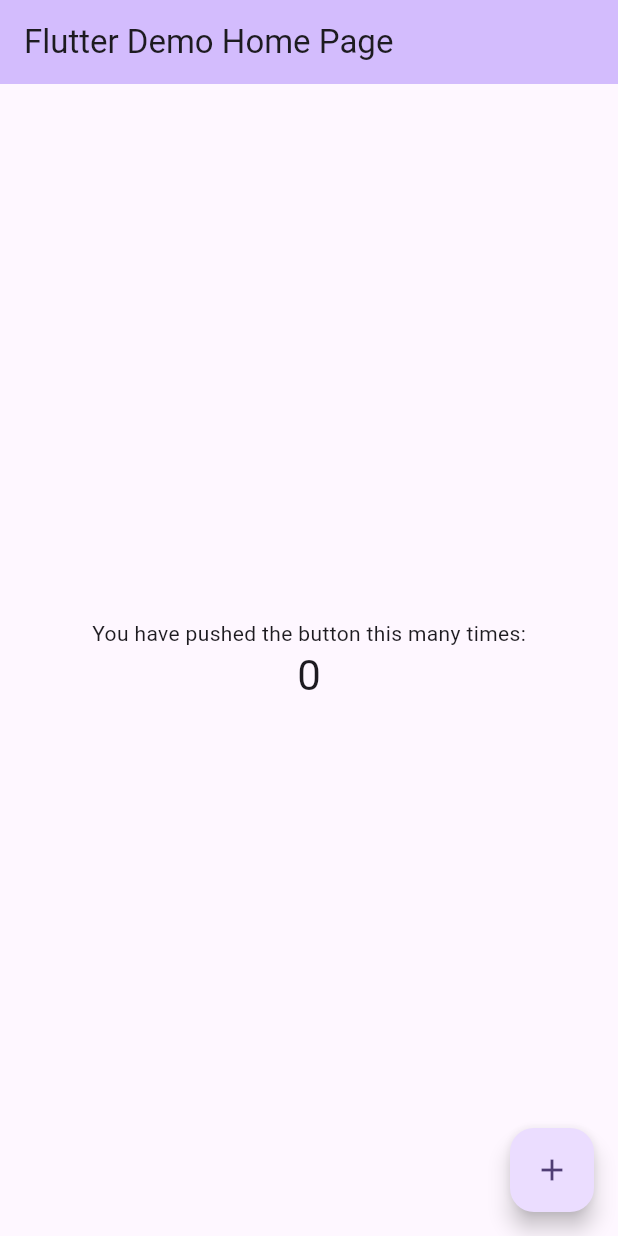
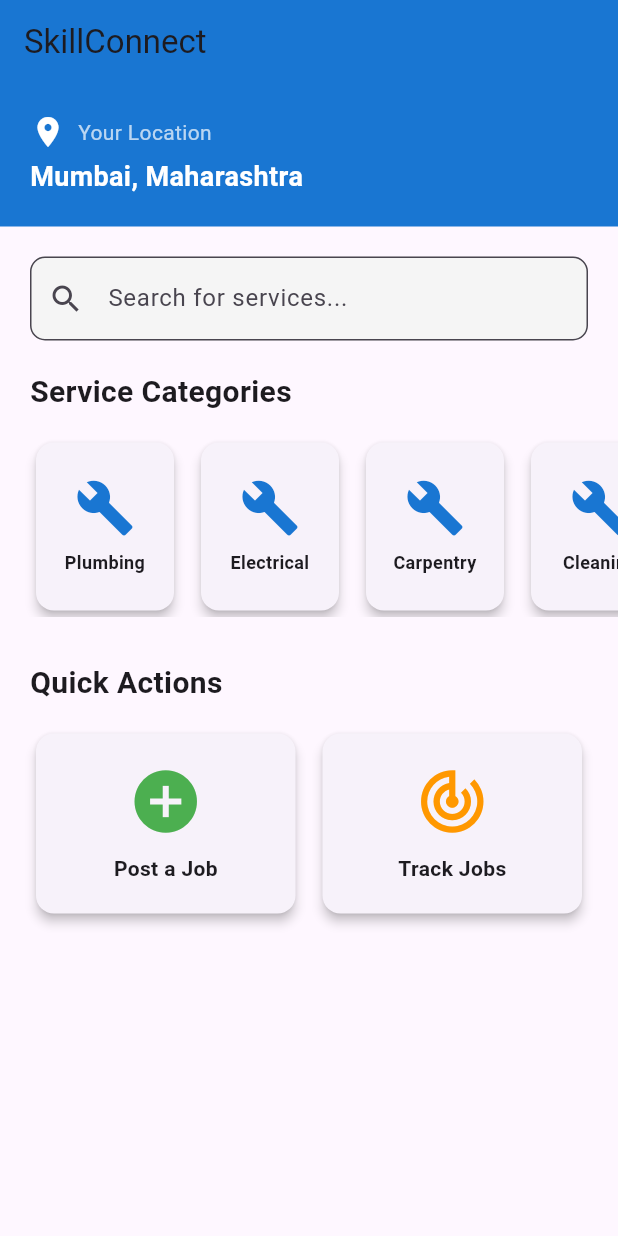
Before and after one commit to awk-way/SkillConnect, a Flutter app: the screen it shows after launch, on a phone screen of 412 x 824 dp. Run offline on Flutter 3.47's test engine with Material 3 defaults, Android fonts, the phone set to English and light mode, and no system bars.

Commit message:
home page added

```diff
--- a/lib/main.dart
+++ b/lib/main.dart
@@ -1,122 +1,27 @@
 import 'package:flutter/material.dart';
+import 'pages/home.dart';
 
 void main() {
-  runApp(const MyApp());
+  runApp(SkillConnectApp());
 }
 
-class MyApp extends StatelessWidget {
-  const MyApp({super.key});
-
-  // This widget is the root of your application.
+class SkillConnectApp extends StatelessWidget {
   @override
   Widget build(BuildContext context) {
     return MaterialApp(
-      title: 'Flutter Demo',
+      title: 'SkillConnect',
       theme: ThemeData(
-        // This is the theme of your application.
-        //
-        // TRY THIS: Try running your application with "flutter run". You'll see
-        // the application has a purple toolbar. Then, without quitting the app,
-        // try changing the seedColor in the colorScheme below to Colors.green
-        // and then invoke "hot reload" (save your changes or press the "hot
-        // reload" button in a Flutter-supported IDE, or press "r" if you used
-        // the command line to start the app).
-        //
-        // Notice that the counter didn't reset back to zero; the application
-        // state is not lost during the reload. To reset the state, use hot
-        // restart instead.
-        //
-        // This works for code too, not just values: Most code changes can be
-        // tested with just a hot reload.
-        colorScheme: ColorScheme.fromSeed(seedColor: Colors.deepPurple),
+        primarySwatch: Colors.blue,
+        visualDensity: VisualDensity.adaptivePlatformDensity,
       ),
-      home: const MyHomePage(title: 'Flutter Demo Home Page'),
+      home: HomePage(),
+      routes: {
+        '/home': (context) => HomePage(),
+        //'/jobs': (context) => JobPostingPage(),
+        //'/worker-profile': (context) => WorkerProfilePage(),
+        //'/chat': (context) => ChatPage(),
+        //'/job-tracking': (context) => JobTrackingPage(),
+      },
     );
   }
 }
-
-class MyHomePage extends StatefulWidget {
-  const MyHomePage({super.key, required this.title});
-
-  // This widget is the home page of your application. It is stateful, meaning
-  // that it has a State object (defined below) that contains fields that affect
-  // how it looks.
-
-  // This class is the configuration for the state. It holds the values (in this
-  // case the title) provided by the parent (in this case the App widget) and
-  // used by the build method of the State. Fields in a Widget subclass are
-  // always marked "final".
-
-  final String title;
-
-  @override
-  State<MyHomePage> createState() => _MyHomePageState();
-}
-
-class _MyHomePageState extends State<MyHomePage> {
-  int _counter = 0;
-
-  void _incrementCounter() {
-    setState(() {
-      // This call to setState tells the Flutter framework that something has
-      // changed in this State, which causes it to rerun the build method below
-      // so that the display can reflect the updated values. If we changed
-      // _counter without calling setState(), then the build method would not be
-      // called again, and so nothing would appear to happen.
-      _counter++;
-    });
-  }
-
-  @override
-  Widget build(BuildContext context) {
-    // This method is rerun every time setState is called, for instance as done
-    // by the _incrementCounter method above.
-    //
-    // The Flutter framework has been optimized to make rerunning build methods
-    // fast, so that you can just rebuild anything that needs updating rather
-    // than having to individually change instances of widgets.
-    return Scaffold(
-      appBar: AppBar(
-        // TRY THIS: Try changing the color here to a specific color (to
-        // Colors.amber, perhaps?) and trigger a hot reload to see the AppBar
-        // change color while the other colors stay the same.
-        backgroundColor: Theme.of(context).colorScheme.inversePrimary,
-        // Here we take the value from the MyHomePage object that was created by
-        // the App.build method, and use it to set our appbar title.
-        title: Text(widget.title),
-      ),
-      body: Center(
-        // Center is a layout widget. It takes a single child and positions it
-        // in the middle of the parent.
-        child: Column(
-          // Column is also a layout widget. It takes a list of children and
-          // arranges them vertically. By default, it sizes itself to fit its
-          // children horizontally, and tries to be as tall as its parent.
-          //
-          // Column has various properties to control how it sizes itself and
-          // how it positions its children. Here we use mainAxisAlignment to
-          // center the children vertically; the main axis here is the vertical
-          // axis because Columns are vertical (the cross axis would be
-          // horizontal).
-          //
-          // TRY THIS: Invoke "debug painting" (choose the "Toggle Debug Paint"
-          // action in the IDE, or press "p" in the console), to see the
-          // wireframe for each widget.
-          mainAxisAlignment: MainAxisAlignment.center,
-          children: <Widget>[
-            const Text('You have pushed the button this many times:'),
-            Text(
-              '$_counter',
-              style: Theme.of(context).textTheme.headlineMedium,
-            ),
-          ],
-        ),
-      ),
-      floatingActionButton: FloatingActionButton(
-        onPressed: _incrementCounter,
-        tooltip: 'Increment',
-        child: const Icon(Icons.add),
-      ), // This trailing comma makes auto-formatting nicer for build methods.
-    );
-  }
-}
--- /dev/null
+++ b/lib/pages/home.dart
@@ -0,0 +1,208 @@
+import 'package:flutter/material.dart';
+
+class HomePage extends StatefulWidget {
+  @override
+  _HomePageState createState() => _HomePageState();
+}
+
+class _HomePageState extends State<HomePage> {
+  final List<String> serviceCategories = [
+    'Plumbing',
+    'Electrical',
+    'Carpentry',
+    'Cleaning',
+    'Painting',
+    'Gardening',
+    'AC Repair',
+    'Moving',
+  ];
+
+  @override
+  Widget build(BuildContext context) {
+    return Scaffold(
+      appBar: AppBar(
+        title: Text('SkillConnect'),
+        backgroundColor: Colors.blue[700],
+        elevation: 0,
+      ),
+      body: SingleChildScrollView(
+        child: Column(
+          crossAxisAlignment: CrossAxisAlignment.start,
+          children: [
+            // Location Header
+            Container(
+              width: double.infinity,
+              padding: EdgeInsets.all(20),
+              color: Colors.blue[700],
+              child: Column(
+                crossAxisAlignment: CrossAxisAlignment.start,
+                children: [
+                  Row(
+                    children: [
+                      Icon(Icons.location_on, color: Colors.white),
+                      SizedBox(width: 8),
+                      Text(
+                        'Your Location',
+                        style: TextStyle(color: Colors.white70),
+                      ),
+                    ],
+                  ),
+                  SizedBox(height: 5),
+                  Text(
+                    'Mumbai, Maharashtra',
+                    style: TextStyle(
+                      color: Colors.white,
+                      fontSize: 18,
+                      fontWeight: FontWeight.bold,
+                    ),
+                  ),
+                ],
+              ),
+            ),
+
+            // Search Bar
+            Padding(
+              padding: EdgeInsets.all(20),
+              child: TextField(
+                decoration: InputDecoration(
+                  hintText: 'Search for services...',
+                  prefixIcon: Icon(Icons.search),
+                  border: OutlineInputBorder(
+                    borderRadius: BorderRadius.circular(10),
+                  ),
+                  filled: true,
+                  fillColor: Colors.grey[100],
+                ),
+              ),
+            ),
+
+            // Service Categories
+            Padding(
+              padding: EdgeInsets.symmetric(horizontal: 20),
+              child: Text(
+                'Service Categories',
+                style: TextStyle(fontSize: 20, fontWeight: FontWeight.bold),
+              ),
+            ),
+            SizedBox(height: 15),
+
+            Container(
+              height: 120,
+              child: ListView.builder(
+                scrollDirection: Axis.horizontal,
+                padding: EdgeInsets.symmetric(horizontal: 15),
+                itemCount: serviceCategories.length,
+                itemBuilder: (context, index) {
+                  return Container(
+                    width: 100,
+                    margin: EdgeInsets.symmetric(horizontal: 5),
+                    child: Card(
+                      elevation: 3,
+                      child: InkWell(
+                        onTap: () {
+                          // Navigate to workers in this category
+                        },
+                        child: Column(
+                          mainAxisAlignment: MainAxisAlignment.center,
+                          children: [
+                            Icon(
+                              Icons.build,
+                              size: 40,
+                              color: Colors.blue[700],
+                            ),
+                            SizedBox(height: 8),
+                            Text(
+                              serviceCategories[index],
+                              style: TextStyle(
+                                fontSize: 12,
+                                fontWeight: FontWeight.w600,
+                              ),
+                              textAlign: TextAlign.center,
+                            ),
+                          ],
+                        ),
+                      ),
+                    ),
+                  );
+                },
+              ),
+            ),
+
+            SizedBox(height: 30),
+
+            // Quick Actions
+            Padding(
+              padding: EdgeInsets.symmetric(horizontal: 20),
+              child: Text(
+                'Quick Actions',
+                style: TextStyle(fontSize: 20, fontWeight: FontWeight.bold),
+              ),
+            ),
+            SizedBox(height: 15),
+
+            Padding(
+              padding: EdgeInsets.symmetric(horizontal: 20),
+              child: Row(
+                children: [
+                  Expanded(
+                    child: Card(
+                      elevation: 3,
+                      child: InkWell(
+                        onTap: () =>
+                            Navigator.pushNamed(context, '/job-posting'),
+                        child: Container(
+                          padding: EdgeInsets.all(20),
+                          child: Column(
+                            children: [
+                              Icon(
+                                Icons.add_circle,
+                                size: 50,
+                                color: Colors.green,
+                              ),
+                              SizedBox(height: 10),
+                              Text(
+                                'Post a Job',
+                                style: TextStyle(fontWeight: FontWeight.bold),
+                              ),
+                            ],
+                          ),
+                        ),
+                      ),
+                    ),
+                  ),
+                  SizedBox(width: 10),
+                  Expanded(
+                    child: Card(
+                      elevation: 3,
+                      child: InkWell(
+                        onTap: () =>
+                            Navigator.pushNamed(context, '/job-tracking'),
+                        child: Container(
+                          padding: EdgeInsets.all(20),
+                          child: Column(
+                            children: [
+                              Icon(
+                                Icons.track_changes,
+                                size: 50,
+                                color: Colors.orange,
+                              ),
+                              SizedBox(height: 10),
+                              Text(
+                                'Track Jobs',
+                                style: TextStyle(fontWeight: FontWeight.bold),
+                              ),
+                            ],
+                          ),
+                        ),
+                      ),
+                    ),
+                  ),
+                ],
+              ),
+            ),
+          ],
+        ),
+      ),
+    );
+  }
+}
--- a/lib/screens/home.dart
+++ /dev/null
@@ -1,10 +0,0 @@
-import 'package:flutter/material.dart';
-
-class HomeScreen extends StatelessWidget {
-  const HomeScreen({super.key});
-
-  @override
-  Widget build(BuildContext context) {
-    return Center(child: Text('Home - Search or Post a Job'));
-  }
-}
```
Also changed, not shown: pubspec.yaml (+5 -50 lines), 1 other file.
